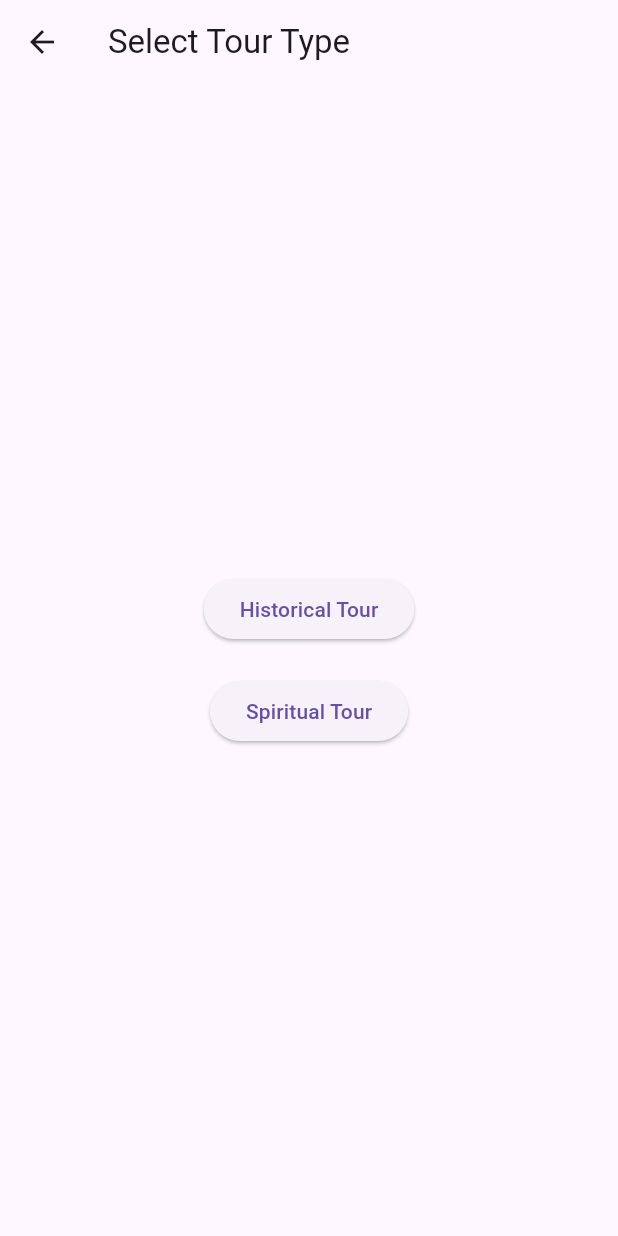
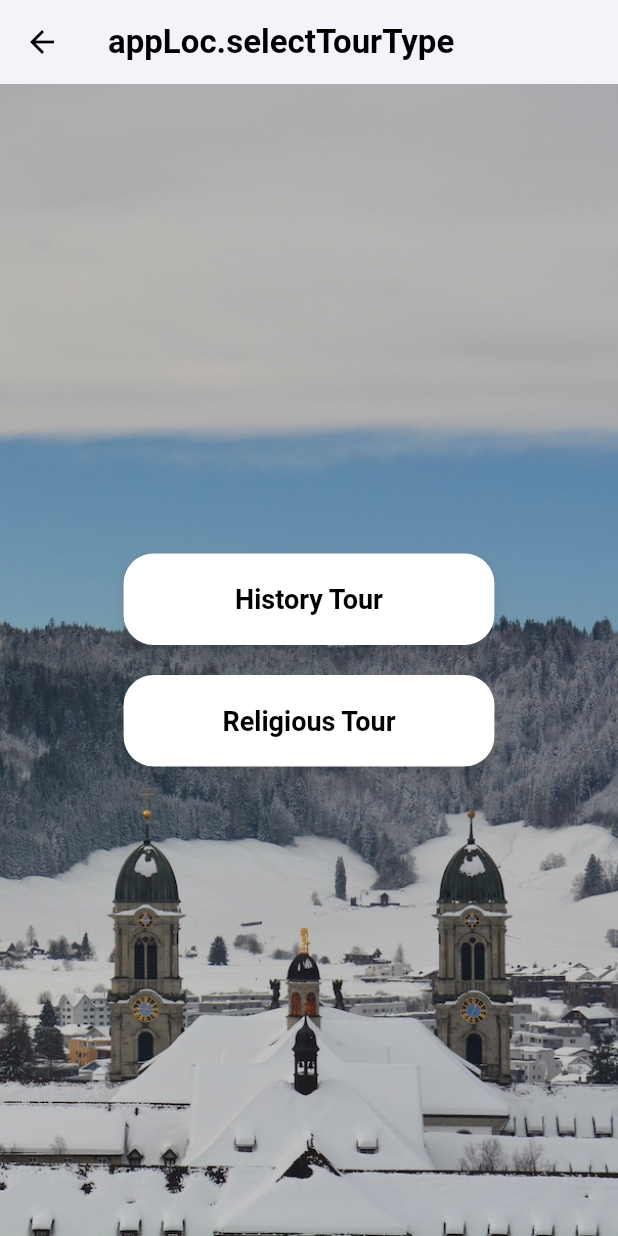
Before and after one commit to ChrisKorte55/app_einsiedeln, a Flutter app: the GuidedTourHome screen opened by its route, on a phone screen of 412 x 824 dp. Run offline on Flutter 3.47's test engine with Material 3 defaults, Android fonts, the phone set to English and light mode, and no system bars; our stand-ins replace carousel_slider, csv, flutter_widget_from_html; generated files the repository leaves out were written again.

Commit message:
Editing tour home UI

```diff
--- a/lib/I10n/intl_de.arb
+++ b/lib/I10n/intl_de.arb
@@ -14,6 +14,6 @@
   "kunstHistorischEinleitung" : "Am Anfang der...",
   "tourHomeText" : "Tour Angebote:",
   "spiritualTour" : "Religöse Tour",
-  "historyTour" : "Geschichte Tour"
+  "historicalTour" : "Geschichte Tour"
 
 }
--- a/lib/I10n/intl_en.arb
+++ b/lib/I10n/intl_en.arb
@@ -14,5 +14,5 @@
   "kunstHistorischEinleitung" : "Am Anfang der...",
   "tourHomeText" : "Offered Tours:",
   "spiritualTour" : "Religious Tour",
-  "historyTour" : "History Tour"
+  "historicalTour" : "History Tour"
 }
--- a/lib/views/guided_tour_home.dart
+++ b/lib/views/guided_tour_home.dart
@@ -1,20 +1,43 @@
 import 'package:flutter/material.dart';
 import 'package:provider/provider.dart';
-import 'package:app_einsiedeln/services/tour_type_provider.dart';  // Make sure this path is correct
-import 'tour_location_detail_views.dart';  // Make sure this path is correct
+import 'package:app_einsiedeln/services/tour_type_provider.dart';
+import 'package:flutter_gen/gen_l10n/app_localizations.dart';
+import 'tour_location_detail_views.dart';
 
 class GuidedTourHome extends StatelessWidget {
+  final Color accentColor = const Color.fromRGBO(176, 148, 60, 1);
+
   @override
   Widget build(BuildContext context) {
+    final appLoc = AppLocalizations.of(context)!; // Get localized strings
+
     return Scaffold(
       appBar: AppBar(
-        title: Text('Select Tour Type'),
+        title: Text(
+          "appLoc.selectTourType",
+          style: const TextStyle(color: Colors.black, fontWeight: FontWeight.bold),
         ),
-      body: Center(
+        backgroundColor: Colors.white,
+        elevation: 2,
+        iconTheme: const IconThemeData(color: Colors.black),
+      ),
+      body: Stack(
+        children: [
+          // Background Image
+          Positioned.fill(
+            child: Image.asset(
+              'assets/images/kloster_mountains_vert.JPG',
+              fit: BoxFit.cover,
+            ),
+          ),
+          // Content with buttons
+          Center(
             child: Column(
               mainAxisAlignment: MainAxisAlignment.center,
               children: <Widget>[
-            ElevatedButton(
+                _buildButton(
+                  context,
+                  label: appLoc.historicalTour,
                   onPressed: () {
                     Provider.of<TourTypeProvider>(context, listen: false).setTourType('historical');
                     Navigator.push(
@@ -22,10 +45,11 @@ class GuidedTourHome extends StatelessWidget {
                       MaterialPageRoute(builder: (context) => TourLocationDetailView()),
                     );
                   },
-              child: Text('Historical Tour'),
                 ),
-            SizedBox(height: 20),
-            ElevatedButton(
+                const SizedBox(height: 20),
+                _buildButton(
+                  context,
+                  label: appLoc.spiritualTour,
                   onPressed: () {
                     Provider.of<TourTypeProvider>(context, listen: false).setTourType('spiritual');
                     Navigator.push(
@@ -33,11 +57,33 @@ class GuidedTourHome extends StatelessWidget {
                       MaterialPageRoute(builder: (context) => TourLocationDetailView()),
                     );
                   },
-              child: Text('Spiritual Tour'),
                 ),
               ],
             ),
           ),
+        ],
+      ),
+    );
+  }
+
+  Widget _buildButton(BuildContext context, {required String label, required VoidCallback onPressed}) {
+    return SizedBox(
+      width: MediaQuery.of(context).size.width * 0.6, // Make the button 80% of screen width
+      child: ElevatedButton(
+        onPressed: onPressed,
+        style: ElevatedButton.styleFrom(
+          padding: const EdgeInsets.symmetric(vertical: 20),
+          backgroundColor: Colors.white,
+          foregroundColor: Colors.black,
+          textStyle: const TextStyle(fontSize: 18, fontWeight: FontWeight.bold),
+          elevation: 5,
+          shadowColor: Colors.black45,
+          shape: RoundedRectangleBorder(
+            borderRadius: BorderRadius.circular(20.0),
+          ),
+        ),
+        child: Text(label),
+      ),
     );
   }
 }
```
Lines whose indentation alone changed are shown as unchanged.
